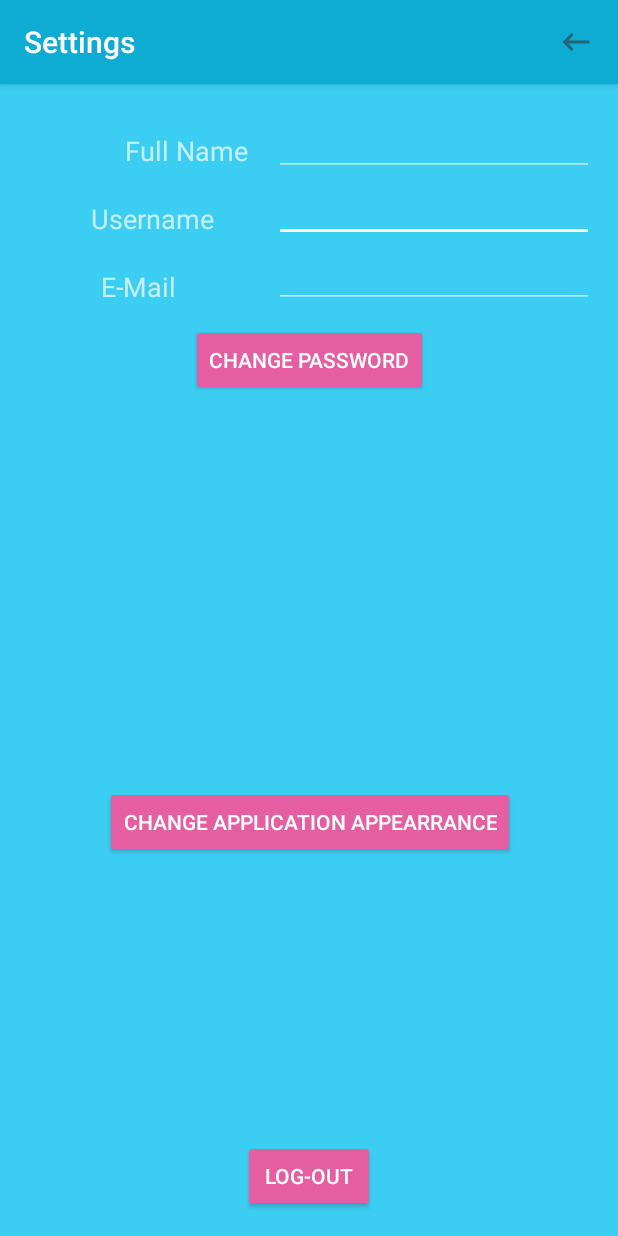
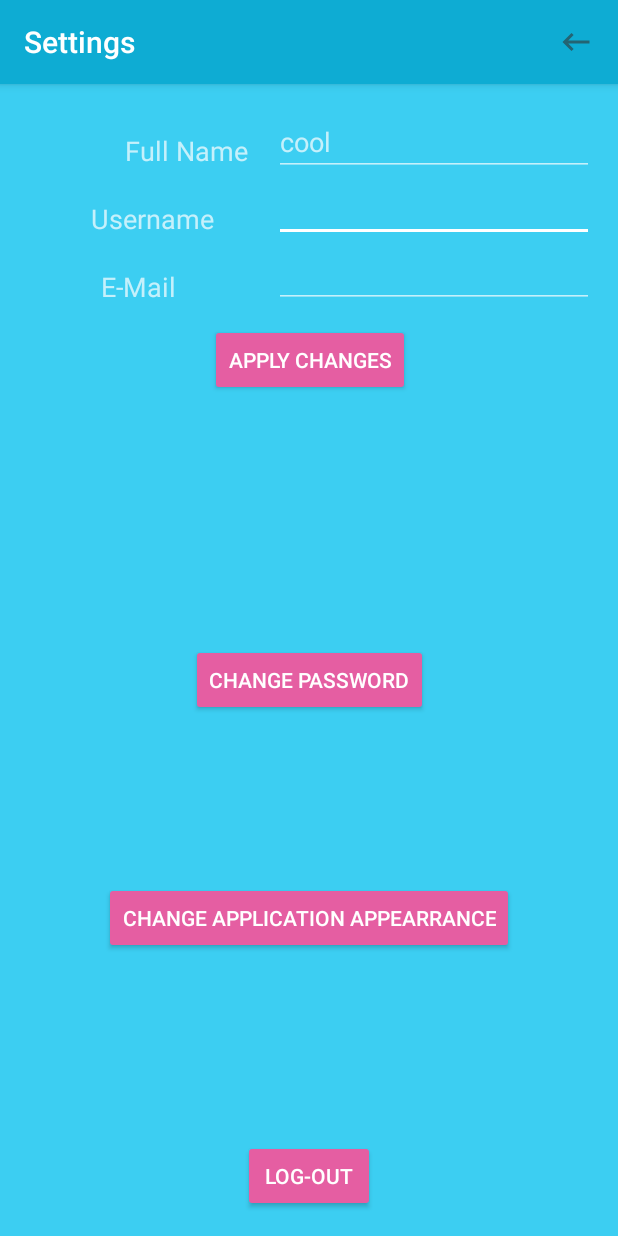
Before and after one commit to naufik/COMP30022-WFIO-app, an Android app: the ElderSettings screen opened directly, with no data from a screen before it, on a phone screen of 412 x 824 dp. Run offline under Robolectric (Android 15) with nearby library versions, the phone set to English and light mode, and no system bars; network calls fail.

Commit message:
added apply changes button and edittext variables in settings activities

```diff
--- a/app/src/main/java/com/navigation/wfio_dlyw/navigation/ElderSettings.java
+++ b/app/src/main/java/com/navigation/wfio_dlyw/navigation/ElderSettings.java
@@ -9,6 +9,7 @@ import android.view.MenuInflater;
 import android.view.MenuItem;
 import android.view.View;
 import android.widget.Button;
+import android.widget.EditText;
 
 public class ElderSettings extends AppCompatActivity {
 
@@ -16,6 +17,13 @@ public class ElderSettings extends AppCompatActivity {
     protected void onCreate(Bundle savedInstanceState) {
         super.onCreate(savedInstanceState);
         setContentView(R.layout.activity_elder_settings);
+        EditText fullname = (EditText) findViewById(R.id.fullNameES);
+        EditText lastname = (EditText) findViewById(R.id.usernameES);
+        EditText email = (EditText) findViewById(R.id.emailES);
+
+        //TO-DO set hints so that it shows the user's current details
+        fullname.setHint("cool");
+
 
         Toolbar myToolbar = (Toolbar) findViewById(R.id.toolbarES);
         setSupportActionBar(myToolbar);
@@ -28,6 +36,8 @@ public class ElderSettings extends AppCompatActivity {
                 startActivity(startIntent);
             }
         });
+
+
     }
 
     @Override
--- a/app/src/main/res/layout/activity_elder_settings.xml
+++ b/app/src/main/res/layout/activity_elder_settings.xml
@@ -109,29 +109,41 @@
         android:id="@+id/changePasswordES"
         android:layout_width="wrap_content"
         android:layout_height="wrap_content"
-        android:layout_marginBottom="16dp"
+        android:layout_marginBottom="6dp"
         android:layout_marginEnd="8dp"
         android:layout_marginStart="8dp"
-        android:layout_marginTop="160dp"
+        android:layout_marginTop="8dp"
         android:text="Change Password"
         app:layout_constraintBottom_toTopOf="@+id/changeAppearrance"
         app:layout_constraintEnd_toEndOf="parent"
         app:layout_constraintHorizontal_bias="0.502"
         app:layout_constraintStart_toStartOf="parent"
-        app:layout_constraintTop_toBottomOf="@+id/toolbarES"
-        app:layout_constraintVertical_bias="0.0" />
+        app:layout_constraintTop_toBottomOf="@+id/applyChangesES"
+        app:layout_constraintVertical_bias="0.6" />
 
     <Button
         android:id="@+id/changeAppearrance"
         android:layout_width="wrap_content"
         android:layout_height="wrap_content"
-        android:layout_marginBottom="188dp"
+        android:layout_marginBottom="124dp"
         android:layout_marginEnd="8dp"
         android:layout_marginStart="8dp"
         android:text="Change Application Appearrance"
         app:layout_constraintBottom_toTopOf="@+id/elderLogOutBtn"
         app:layout_constraintEnd_toEndOf="parent"
-        app:layout_constraintHorizontal_bias="0.506"
         app:layout_constraintStart_toStartOf="parent" />
 
+    <Button
+        android:id="@+id/applyChangesES"
+        android:layout_width="wrap_content"
+        android:layout_height="wrap_content"
+        android:layout_marginEnd="8dp"
+        android:layout_marginStart="8dp"
+        android:layout_marginTop="216dp"
+        android:text="Apply Changes"
+        app:layout_constraintEnd_toEndOf="parent"
+        app:layout_constraintHorizontal_bias="0.502"
+        app:layout_constraintStart_toStartOf="parent"
+        app:layout_constraintTop_toTopOf="@+id/toolbarES" />
+
 </android.support.constraint.ConstraintLayout>
```
Also changed, not shown: app/src/main/AndroidManifest.xml (+4 -3 lines), app/src/main/java/com/navigation/wfio_dlyw/navigation/CarerSettings.java (+8 -0 lines), app/src/main/java/com/navigation/wfio_dlyw/navigation/EnterCurrentPassword.java (added, +13 -0 lines), app/src/main/res/layout/activity_carer_settings.xml (+15 -3 lines), app/src/main/res/layout/activity_enter_current_password.xml (added, +9 -0 lines).
